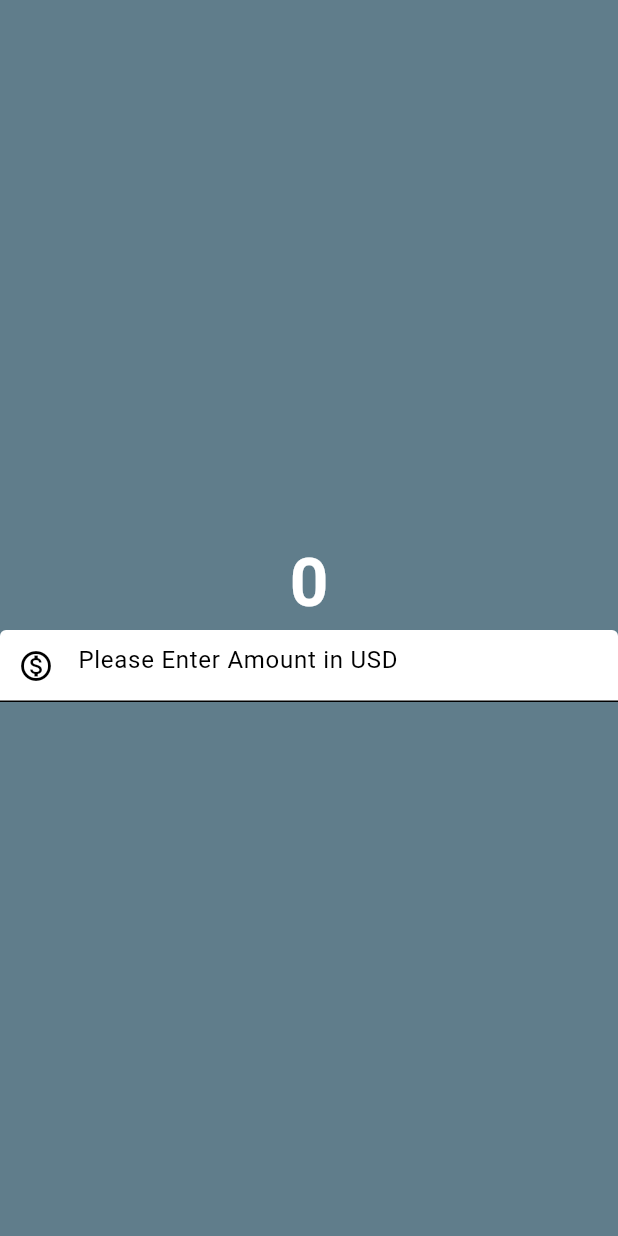
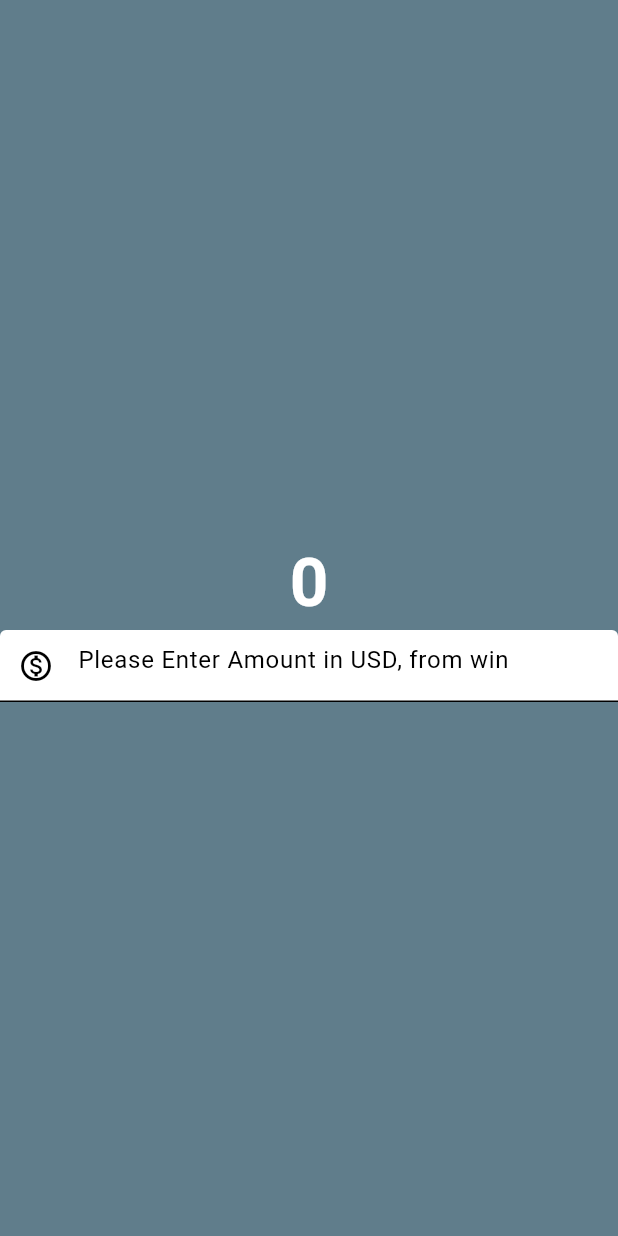
Before and after one commit to zgirto-hub/currency_converter, a Flutter app: the screen it shows after launch, on a phone screen of 412 x 824 dp. Run offline on Flutter 3.47's test engine with Material 3 defaults, Android fonts, the phone set to English and light mode, and no system bars.

Commit message:
from win

```diff
--- a/lib/currency_converter_material_page.dart
+++ b/lib/currency_converter_material_page.dart
@@ -24,7 +24,7 @@ class CurrencyConverterMaterialPage extends StatelessWidget{
                       color: Colors.black,
                     ),
                     decoration: InputDecoration(
-                      hintText: 'Please Enter Amount in USD',
+                      hintText: 'Please Enter Amount in USD, from win',
                       hintStyle: TextStyle(
                         color:Colors.black,
                     ),
```
